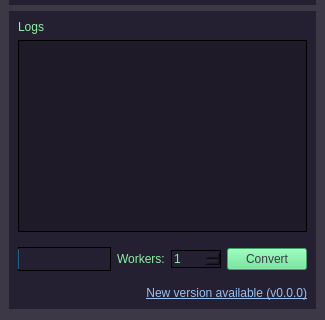
Before: the Qt Designer form src/las_trx/resources/mainwindow.ui in HakaiInstitute/LAS-TRX, drawn with Qt 5; both pictures show x 0 to 325 and y 547 to 867 of the 325 by 867 pixel window.
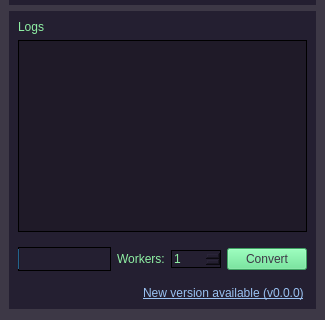
After: the same form once the commit is applied.

Commit message:
Fix num workers widget styling
Fix workers spinbox

Fix worker spinbox?

Fix other spinboxes functionality

Remove weird M from ui resource

```diff
--- a/src/las_trx/resources/mainwindow.ui
+++ b/src/las_trx/resources/mainwindow.ui
@@ -867,7 +867,10 @@
          <string notr="true"/>
         </property>
         <property name="text">
-         <string notr="true">&lt;html&gt;&lt;head/&gt;&lt;body&gt;&lt;p&gt;&lt;a href=&quot;https://github.com/HakaiInstitute/LAS-TRX/releases/tag/0.0.0&quot;&gt;&lt;span style=&quot;text-decoration: underline; color:rgb(153, 193, 241)&quot;&gt;New version available (v0.0.0)&lt;/span&gt;&lt;/a&gt;&lt;/p&gt;&lt;/body&gt;&lt;/html&gt;</string>
+                                    <string notr="true">&lt;html&gt;&lt;head/&gt;&lt;body&gt;&lt;p&gt;&lt;a href=&quot;https://github.com/HakaiInstitute/LAS-TRX/releases/tag/0.0.0&quot;&gt;&lt;span
+                                        style=&quot;text-decoration: underline; color:rgb(153, 193, 241)&quot;&gt;New
+                                        version available (v0.0.0)&lt;/span&gt;&lt;/a&gt;&lt;/p&gt;&lt;/body&gt;&lt;/html&gt;
+                                    </string>
         </property>
         <property name="alignment">
          <set>Qt::AlignRight|Qt::AlignTrailing|Qt::AlignVCenter</set>
```
Left out of the diff: 18 changed lines with no effect on the pictures. Lines whose indentation alone changed are shown as unchanged. The commit also changes 2 other files.
